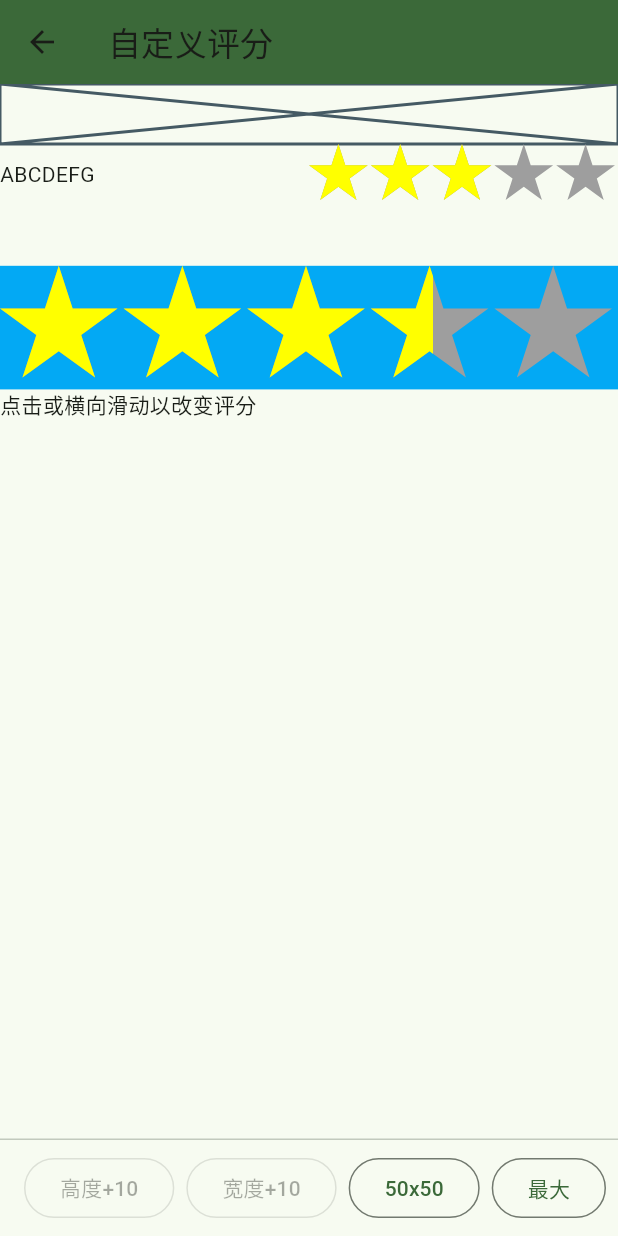
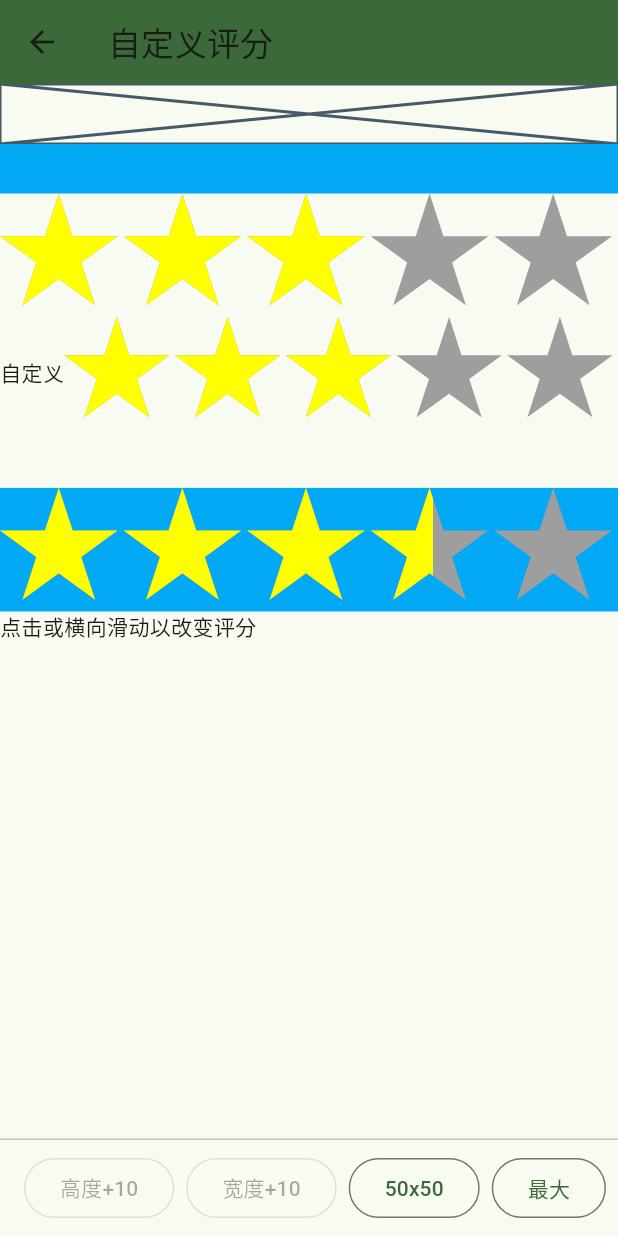
Before and after one commit to conghaonet/flutter_demo, a Flutter app: the ScoreStarPage screen opened by its route, on a phone screen of 412 x 824 dp. Run offline on Flutter 3.47's test engine with Material 2 defaults, Android fonts, the light colour scheme and no system bars; our stand-ins replace go_router, scroll_to_index, webview_flutter.

Commit message:
fix hit_test_behavior_page.dart

```diff
--- a/lib/src/page/score_star_page.dart
+++ b/lib/src/page/score_star_page.dart
@@ -31,50 +31,29 @@ class _ScoreStarPageState extends State<ScoreStarPage> {
       appBar: AppBar(
         title: const Text('自定义评分'),
       ),
-      persistentFooterButtons: [
-        OutlinedButton(
-          onPressed: _height == null ? null : () {
-            setState(() {
-              _height = _height! + 10;
-            });
-          },
-          child: const Text('高度+10'),
+      persistentFooterButtons: _buildFooterButtons(),
+      body: SafeArea(
+/*
+        child: Row(
+          children: [
+            Text('自定义评分'),
+            Expanded(
+              child: ScoreStar(score: 3,),
+            ),
+            Text('自定义评分'),
+          ],
         ),
-        OutlinedButton(
-          onPressed: _width == null ? null : () {
-            setState(() {
-              _width = _width! + 10;
-            });
-          },
-          child: const Text('宽度+10'),
-        ),
-        OutlinedButton(
-          onPressed: () {
-            setState(() {
-              _width = 50;
-              _height = 50;
-            });
-          },
-          child: const Text('50x50'),
-        ),
-        OutlinedButton(
-          onPressed: () {
-            setState(() {
-              _width = null;
-              _height = null;
-            });
-          },
-          child: const Text('最大'),
-        ),
-      ],
-      body: SafeArea(
+*/
+
         child: Column(
           crossAxisAlignment: CrossAxisAlignment.start,
           children: [
             const Placeholder(child: SizedBox(height: 40, width: double.infinity,),),
+            Container(width: double.infinity, height: 33, color: Colors.lightBlue,),
+            ScoreStar(score: 3,),
             Row(
               children: const [
-                Expanded(child: Text('ABCDEFG')),
+                Text('自定义'),
                 Expanded(
                   child: ScoreStar(score: 3,),
                 ),
@@ -99,4 +78,43 @@ class _ScoreStarPageState extends State<ScoreStarPage> {
       ),
     );
   }
+
+  List<Widget> _buildFooterButtons() {
+    return [
+      OutlinedButton(
+        onPressed: _height == null ? null : () {
+          setState(() {
+            _height = _height! + 10;
+          });
+        },
+        child: const Text('高度+10'),
+      ),
+      OutlinedButton(
+        onPressed: _width == null ? null : () {
+          setState(() {
+            _width = _width! + 10;
+          });
+        },
+        child: const Text('宽度+10'),
+      ),
+      OutlinedButton(
+        onPressed: () {
+          setState(() {
+            _width = 50;
+            _height = 50;
+          });
+        },
+        child: const Text('50x50'),
+      ),
+      OutlinedButton(
+        onPressed: () {
+          setState(() {
+            _width = null;
+            _height = null;
+          });
+        },
+        child: const Text('最大'),
+      ),
+    ];
+  }
 }
```
Also changed, not shown: lib/src/page/hit_test_behavior_page.dart (+5 -4 lines).
